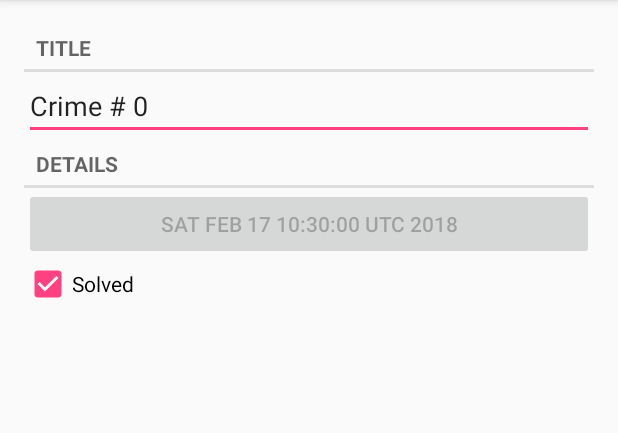
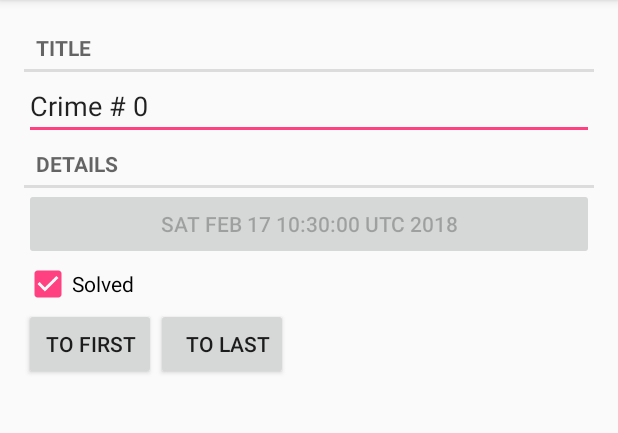
Before and after one commit to porodem/CriminalIntento, an Android app: the screen it shows after launch (CrimeActivity before the commit, CrimePagerActivity after it), after a tap on an icon or button, on a phone screen of 412 x 824 dp, the part 84-517 px from its top. Run offline under Robolectric (Android 15) with nearby library versions, the phone set to English and light mode, and no system bars.

Commit message:
Chapter 11 ViewPager

```diff
--- a/app/src/main/AndroidManifest.xml
+++ b/app/src/main/AndroidManifest.xml
@@ -16,7 +16,7 @@
                 <category android:name="android.intent.category.LAUNCHER" />
             </intent-filter>
         </activity>
-        <activity android:name=".CrimeActivity">
+        <activity android:name=".CrimePagerActivity">
 
         </activity>
     </application>
--- a/app/src/main/java/com/porodem/criminalintento/CrimeActivity.java
+++ /dev/null
@@ -1,27 +0,0 @@
-package com.porodem.criminalintento;
-
-import android.content.Context;
-import android.content.Intent;
-import android.support.v4.app.Fragment;
-import android.support.v4.app.FragmentManager;
-import android.support.v7.app.AppCompatActivity;
-import android.os.Bundle;
-
-import java.util.UUID;
-
-public class CrimeActivity extends SingleFragmentActivity {
-
-    public static final String EXTRA_CRIME_ID = "com.porodem.criminalintento.crime_id";
-
-    public static Intent newIntent(Context packageContext, UUID crimeId) {
-        Intent intent = new Intent(packageContext, CrimeActivity.class);
-        intent.putExtra(EXTRA_CRIME_ID, crimeId);
-        return intent;
-    }
-
-    @Override
-    protected Fragment createFragment() {
-        UUID crimeId = (UUID)getIntent().getSerializableExtra(EXTRA_CRIME_ID);
-        return CrimeFragment.newInstance(crimeId);
-    }
-}
--- a/app/src/main/java/com/porodem/criminalintento/CrimeFragment.java
+++ b/app/src/main/java/com/porodem/criminalintento/CrimeFragment.java
@@ -1,5 +1,6 @@
 package com.porodem.criminalintento;
 
+import android.content.Intent;
 import android.os.Bundle;
 import android.support.annotation.Nullable;
 import android.support.v4.app.Fragment;
@@ -13,6 +14,7 @@ import android.widget.CheckBox;
 import android.widget.CompoundButton;
 import android.widget.EditText;
 
+import java.util.List;
 import java.util.UUID;
 
 import static android.widget.CompoundButton.*;
@@ -25,12 +27,17 @@ public class CrimeFragment extends Fragment {
 
     private static final String ARG_CRIME_ID = "crime_id";
 
+    private static final int TO_FIRST_CRIME = 0;
+    private static final int TO_LAST_CRIME = 1;
+
     private Crime mCrime;
     private EditText mTitleField;
-    private Button mDateButton;
+    private Button mDateButton, mToFirstButton, mToLastButton;
     private CheckBox mSolvedCheckBox;
 
-    //new instance of fragment with arguments (must called from CrimeActivity)
+
+
+    //new instance of fragment with arguments (must called from Crime Activity)
     public static CrimeFragment newInstance(UUID crimeId) {
         Bundle args = new Bundle();
         args.putSerializable(ARG_CRIME_ID,crimeId);
@@ -43,11 +50,8 @@ public class CrimeFragment extends Fragment {
     @Override
     public void onCreate(@Nullable Bundle savedInstanceState) {
         super.onCreate(savedInstanceState);
-        //UUID crimeId = (UUID)getActivity().getIntent()
-          //      .getSerializableExtra(CrimeActivity.EXTRA_CRIME_ID);
         UUID crimeId = (UUID)getArguments().getSerializable(ARG_CRIME_ID);
         mCrime = CrimeLab.get(getActivity()).getCrime(crimeId);
-        //mCrime = new Crime();
     }
 
     @Nullable
@@ -87,6 +91,40 @@ public class CrimeFragment extends Fragment {
             }
         });
 
+        //exersice 11
+        mToLastButton = v.findViewById(R.id.button_last_crime);
+        if (!mCrime.getId().equals(edgeCrime(TO_LAST_CRIME).getId())) {
+            mToLastButton.setOnClickListener(new OnClickListener() {
+                @Override
+                public void onClick(View view) {
+                    Intent intent = CrimePagerActivity.newIntent(getActivity(), edgeCrime(TO_LAST_CRIME).getId());
+                    startActivity(intent);
+                }
+            });
+        } else mToLastButton.setEnabled(false);
+
+        mToFirstButton = v.findViewById(R.id.button_first_crime);
+        if (!mCrime.getId().equals(edgeCrime(TO_FIRST_CRIME).getId())) {
+        mToFirstButton.setOnClickListener(new OnClickListener() {
+            @Override
+            public void onClick(View view) {
+                Intent intent = CrimePagerActivity.newIntent(getActivity(), edgeCrime(TO_FIRST_CRIME).getId());
+                startActivity(intent);
+            }
+        });
+        } else  mToFirstButton.setEnabled(false);
+
         return v;
     }
+
+    //for exercise 11
+    private Crime edgeCrime(int position) {
+        CrimeLab crimeLab = CrimeLab.get(getActivity());
+        List<Crime> crimes = crimeLab.getCrimes();
+        mCrime = position<TO_LAST_CRIME ? crimes.get(0): crimes.get(crimes.size()-1);
+        if (position == 0) {
+            Crime c = crimes.get(0);
+            return c;
+        } else  return mCrime;
+    }
 }
--- a/app/src/main/java/com/porodem/criminalintento/CrimeListFragment.java
+++ b/app/src/main/java/com/porodem/criminalintento/CrimeListFragment.java
@@ -105,7 +105,7 @@ public class CrimeListFragment extends Fragment {
 
         @Override
         public void onClick(View view) {
-            Intent intent = CrimeActivity.newIntent(getActivity(), mCrime.getId());
+            Intent intent = CrimePagerActivity.newIntent(getActivity(), mCrime.getId());
             //get position for refresh only one view after return to list
             itemPosition = getLayoutPosition();
             startActivity(intent);
--- /dev/null
+++ b/app/src/main/java/com/porodem/criminalintento/CrimePagerActivity.java
@@ -0,0 +1,65 @@
+package com.porodem.criminalintento;
+
+import android.content.Context;
+import android.content.Intent;
+import android.os.Bundle;
+import android.support.annotation.Nullable;
+import android.support.v4.app.Fragment;
+import android.support.v4.app.FragmentManager;
+import android.support.v4.app.FragmentStatePagerAdapter;
+import android.support.v4.view.ViewPager;
+import android.support.v7.app.AppCompatActivity;
+
+import java.util.List;
+import java.util.UUID;
+
+/**
+ * Created by porod on 16.02.2018.
+ */
+
+public class CrimePagerActivity extends AppCompatActivity {
+
+    private static final String EXTRA_CRIME_ID ="com.porodem.criminalintento.crime_id";
+
+    private ViewPager mViewPager;
+    private List<Crime> mCrimes;
+
+    public static Intent newIntent(Context packageContext, UUID crimeId){
+        Intent intent = new Intent(packageContext, CrimePagerActivity.class);
+        intent.putExtra(EXTRA_CRIME_ID, crimeId);
+        return intent;
+    }
+
+    @Override
+    protected void onCreate(@Nullable Bundle savedInstanceState) {
+        super.onCreate(savedInstanceState);
+        setContentView(R.layout.activity_crime_pager);
+
+        UUID crimeId = (UUID) getIntent().getSerializableExtra(EXTRA_CRIME_ID);
+
+        mViewPager = findViewById(R.id.crime_view_pager);
+
+        mCrimes = CrimeLab.get(this).getCrimes();
+        FragmentManager fragmentManager = getSupportFragmentManager();
+        mViewPager.setAdapter(new FragmentStatePagerAdapter(fragmentManager) {
+            @Override
+            public Fragment getItem(int position) {
+                Crime crime = mCrimes.get(position);
+                return CrimeFragment.newInstance(crime.getId());
+            }
+
+            @Override
+            public int getCount() {
+                return mCrimes.size();
+            }
+        });
+
+        //for display crime that picked from list
+        for (int i = 0; i<mCrimes.size(); i++) {
+            if (mCrimes.get(i).getId().equals(crimeId)) {
+                mViewPager.setCurrentItem(i);
+                break;
+            }
+        }
+    }
+}
--- /dev/null
+++ b/app/src/main/res/layout/activity_crime_pager.xml
@@ -0,0 +1,14 @@
+<?xml version="1.0" encoding="utf-8"?>
+<android.support.v4.view.ViewPager xmlns:android="http://schemas.android.com/apk/res/android"
+    android:id="@+id/crime_view_pager"
+    android:layout_width="match_parent"
+    android:layout_height="match_parent"
+    android:layout_margin="16dp">
+    <Button
+        android:id="@+id/btn_last_crime"
+        android:layout_width="wrap_content"
+        android:layout_height="wrap_content"
+        android:padding="10dp"
+        android:text="last"/>
+
+</android.support.v4.view.ViewPager>
--- a/app/src/main/res/layout/fragment_crime.xml
+++ b/app/src/main/res/layout/fragment_crime.xml
@@ -29,5 +29,20 @@
         android:layout_width="match_parent"
         android:layout_height="wrap_content"
         android:text="@string/crime_solved_label"/>
+    <LinearLayout
+        android:layout_width="match_parent"
+        android:layout_height="wrap_content">
+        <Button
+            android:id="@+id/button_first_crime"
+            android:layout_width="wrap_content"
+            android:layout_height="wrap_content"
+            android:text="@string/to_first_crime"/>
+        <Button
+            android:id="@+id/button_last_crime"
+            android:layout_width="wrap_content"
+            android:layout_height="wrap_content"
+            android:paddingRight="5dp"
+            android:text="@string/to_last_crime"/>
+    </LinearLayout>
 
 </LinearLayout>
--- a/app/src/main/res/values/strings.xml
+++ b/app/src/main/res/values/strings.xml
@@ -4,4 +4,6 @@
     <string name="crime_title_label">Title</string>
     <string name="crime_details_label">Details</string>
     <string name="crime_solved_label">Solved</string>
+    <string name="to_first_crime">to first</string>
+    <string name="to_last_crime">to last</string>
 </resources>
```
